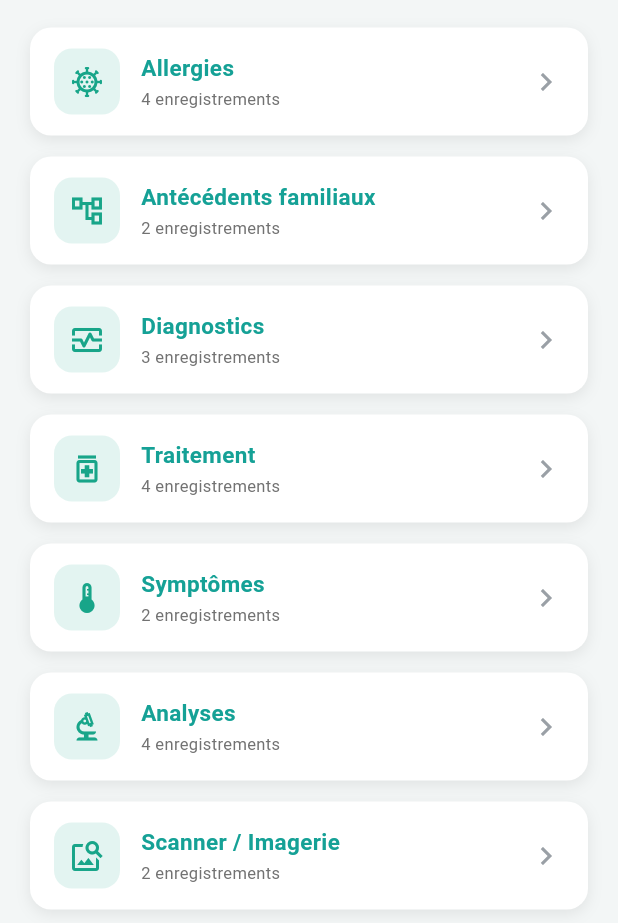
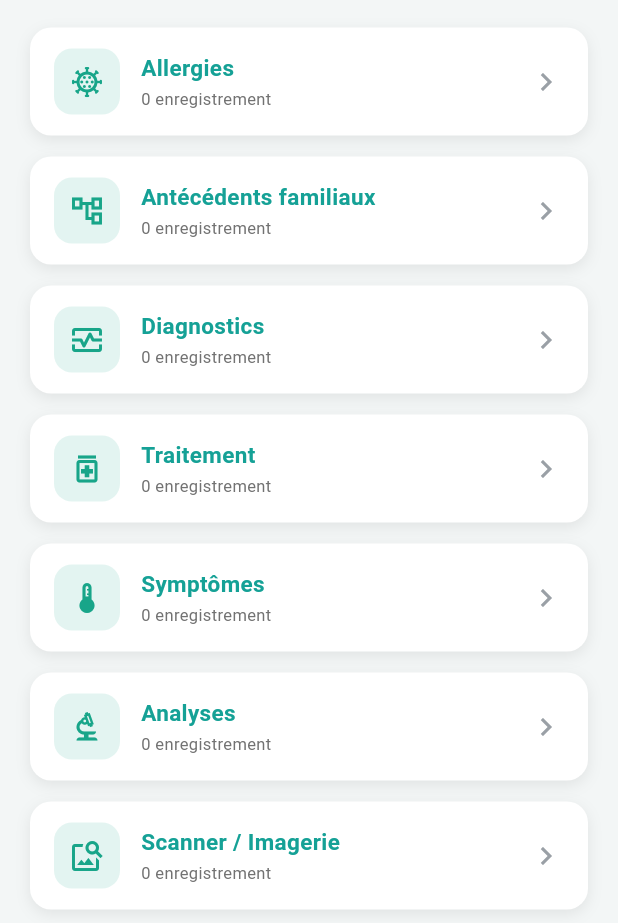
Before and after one commit to pfemoonbou-netizen/medicaclic, a Flutter app: the MedicalRecordScreen screen opened directly, on a phone screen of 412 x 824 dp. Shown: the part 310-1233 px from the top of the screen. Run offline on Flutter 3.47's test engine with Material 3 defaults, Android fonts, the phone set to English and light mode, and no system bars; our stand-ins replace flutter_map, geolocator, go_router, image_picker, latlong2, supabase_flutter; accounts and stored records are empty.

Commit message:
Back the medical record screen with a Supabase table
- Add a medical_records table (user_id, category, title, description,
  record_date) with a category check constraint, a (user_id, category)
  index, RLS enabled, and an owner-only policy
- Load real per-category counts in MedicalRecordScreen from Supabase
  (grouped client-side), with a loading spinner and pull-to-refresh;
  counts fall back to 0 when logged out or offline

Co-Authored-By: Claude Haiku 4.5 <noreply@anthropic.com>
Claude-Session: https://claude.ai/code/session_01Qugv98F72eF1ZMSTqq2YCm

```diff
--- a/lib/screens/medical/medical_record_screen.dart
+++ b/lib/screens/medical/medical_record_screen.dart
@@ -1,26 +1,65 @@
 import 'package:flutter/material.dart';
+import '../../config/supabase_config.dart';
 import '../../utils/app_colors.dart';
 
-class _Record {
+class _Category {
+  final String key;
   final IconData icon;
   final String title;
-  final int count;
-  const _Record({required this.icon, required this.title, required this.count});
+  const _Category(this.key, this.icon, this.title);
 }
 
-class MedicalRecordScreen extends StatelessWidget {
+const _categories = [
+  _Category('allergies', Icons.coronavirus_outlined, 'Allergies'),
+  _Category('family_history', Icons.account_tree_outlined, 'Antécédents familiaux'),
+  _Category('diagnoses', Icons.monitor_heart_outlined, 'Diagnostics'),
+  _Category('treatment', Icons.medication_outlined, 'Traitement'),
+  _Category('symptoms', Icons.thermostat, 'Symptômes'),
+  _Category('lab_tests', Icons.biotech_outlined, 'Analyses'),
+  _Category('imaging', Icons.image_search_outlined, 'Scanner / Imagerie'),
+];
+
+class MedicalRecordScreen extends StatefulWidget {
   const MedicalRecordScreen({super.key, this.patientName = 'Mon dossier'});
   final String patientName;
 
-  static const _records = [
-    _Record(icon: Icons.coronavirus_outlined, title: 'Allergies', count: 4),
-    _Record(icon: Icons.account_tree_outlined, title: 'Antécédents familiaux', count: 2),
-    _Record(icon: Icons.monitor_heart_outlined, title: 'Diagnostics', count: 3),
-    _Record(icon: Icons.medication_outlined, title: 'Traitement', count: 4),
-    _Record(icon: Icons.thermostat, title: 'Symptômes', count: 2),
-    _Record(icon: Icons.biotech_outlined, title: 'Analyses', count: 4),
-    _Record(icon: Icons.image_search_outlined, title: 'Scanner / Imagerie', count: 2),
-  ];
+  @override
+  State<MedicalRecordScreen> createState() => _MedicalRecordScreenState();
+}
+
+class _MedicalRecordScreenState extends State<MedicalRecordScreen> {
+  Map<String, int> _counts = {};
+  bool _loading = true;
+
+  @override
+  void initState() {
+    super.initState();
+    _loadCounts();
+  }
+
+  Future<void> _loadCounts() async {
+    final user = supabase.auth.currentUser;
+    if (user == null) {
+      if (mounted) setState(() => _loading = false);
+      return;
+    }
+    try {
+      final rows = await supabase.from('medical_records').select('category').eq('user_id', user.id);
+      final counts = <String, int>{};
+      for (final row in rows as List) {
+        final cat = row['category'] as String?;
+        if (cat != null) counts[cat] = (counts[cat] ?? 0) + 1;
+      }
+      if (mounted) {
+        setState(() {
+          _counts = counts;
+          _loading = false;
+        });
+      }
+    } catch (_) {
+      if (mounted) setState(() => _loading = false);
+    }
+  }
 
   @override
   Widget build(BuildContext context) {
@@ -67,7 +106,7 @@ class MedicalRecordScreen extends StatelessWidget {
                     ),
                     const SizedBox(height: 10),
                     Text(
-                      patientName,
+                      widget.patientName,
                       style: const TextStyle(color: Colors.white, fontSize: 16, fontWeight: FontWeight.w600),
                     ),
                   ],
@@ -76,15 +115,27 @@ class MedicalRecordScreen extends StatelessWidget {
             ),
           ),
           Expanded(
+            child: _loading
+                ? const Center(child: CircularProgressIndicator(color: AppColors.primary))
+                : RefreshIndicator(
+                    color: AppColors.primary,
+                    onRefresh: _loadCounts,
                     child: ListView.separated(
                       padding: const EdgeInsets.fromLTRB(20, 20, 20, 24),
-              itemCount: _records.length,
+                      itemCount: _categories.length,
                       separatorBuilder: (_, __) => const SizedBox(height: 14),
-              itemBuilder: (context, i) => _RecordCard(
-                record: _records[i],
+                      itemBuilder: (context, i) {
+                        final cat = _categories[i];
+                        final count = _counts[cat.key] ?? 0;
+                        return _RecordCard(
+                          icon: cat.icon,
+                          title: cat.title,
+                          count: count,
                           onTap: () {
                             ScaffoldMessenger.of(context).showSnackBar(
-                    SnackBar(content: Text('${_records[i].title} — bientôt disponible')),
+                              SnackBar(content: Text('${cat.title} — bientôt disponible')),
+                            );
+                          },
                         );
                       },
                     ),
@@ -97,9 +148,11 @@ class MedicalRecordScreen extends StatelessWidget {
 }
 
 class _RecordCard extends StatelessWidget {
-  final _Record record;
+  final IconData icon;
+  final String title;
+  final int count;
   final VoidCallback onTap;
-  const _RecordCard({required this.record, required this.onTap});
+  const _RecordCard({required this.icon, required this.title, required this.count, required this.onTap});
 
   @override
   Widget build(BuildContext context) {
@@ -121,7 +174,7 @@ class _RecordCard extends StatelessWidget {
                 color: AppColors.primary.withValues(alpha: 0.12),
                 borderRadius: BorderRadius.circular(12),
               ),
-              child: Icon(record.icon, color: AppColors.primary, size: 24),
+              child: Icon(icon, color: AppColors.primary, size: 24),
             ),
             const SizedBox(width: 14),
             Expanded(
@@ -129,12 +182,12 @@ class _RecordCard extends StatelessWidget {
                 crossAxisAlignment: CrossAxisAlignment.start,
                 children: [
                   Text(
-                    record.title,
+                    title,
                     style: const TextStyle(color: Color(0xFF15A196), fontSize: 15, fontWeight: FontWeight.w700),
                   ),
                   const SizedBox(height: 2),
                   Text(
-                    '${record.count} enregistrements',
+                    '$count enregistrement${count > 1 ? 's' : ''}',
                     style: const TextStyle(color: Color(0xFF727272), fontSize: 11),
                   ),
                 ],
```
Also changed, not shown: 1 other file. Lines whose indentation alone changed are shown as unchanged.
